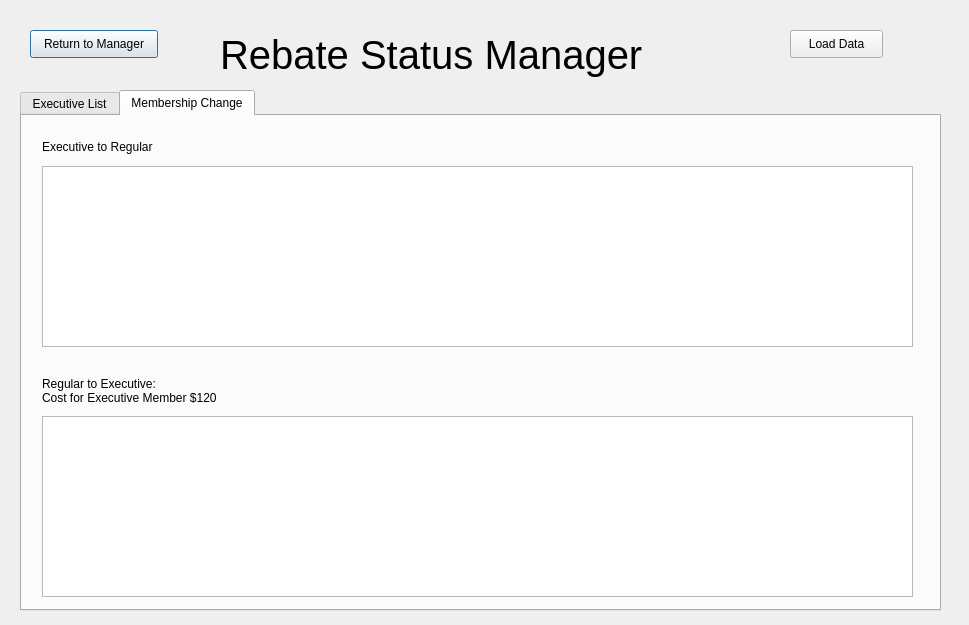
Old version of the form Project2/manager_rebate.ui in the repository tdragon00/CS1C_Project_2.
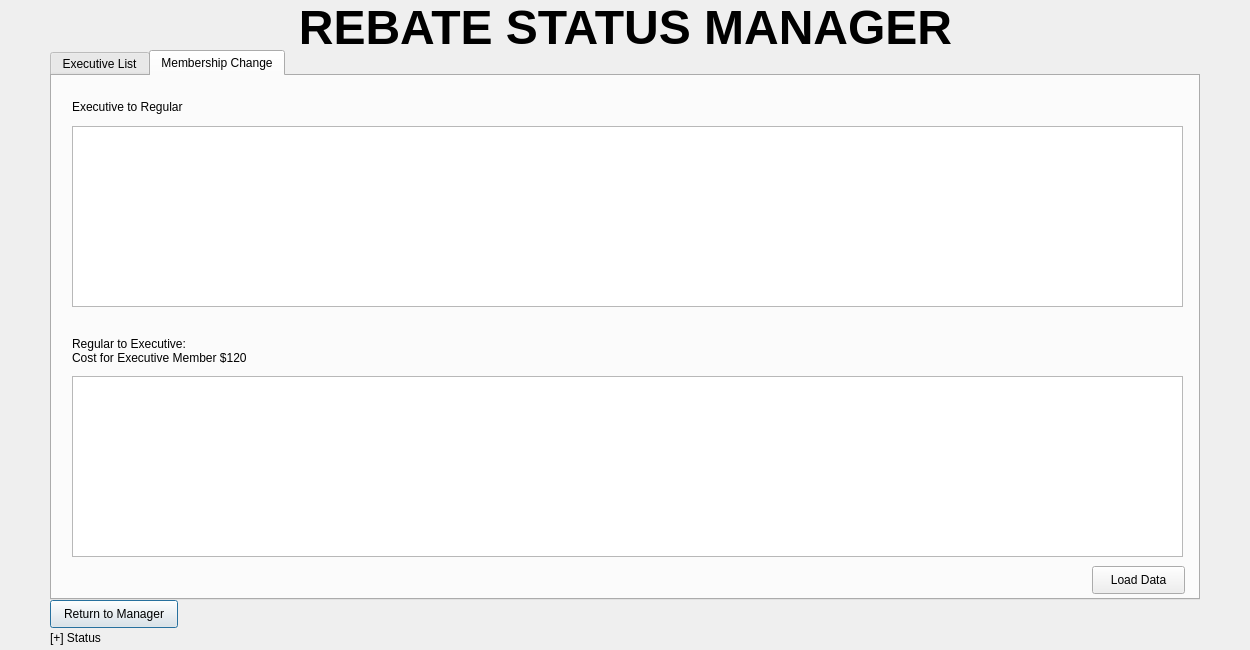
New version of the form.

Patch:
```diff
--- a/Project2/manager_rebate.ui
+++ b/Project2/manager_rebate.ui
@@ -6,8 +6,8 @@
    <rect>
     <x>0</x>
     <y>0</y>
-    <width>969</width>
-    <height>625</height>
+    <width>1250</width>
+    <height>650</height>
    </rect>
   </property>
   <property name="windowTitle">
@@ -16,8 +16,8 @@
   <widget class="QPushButton" name="returnButton">
    <property name="geometry">
     <rect>
-     <x>30</x>
-     <y>30</y>
+     <x>50</x>
+     <y>600</y>
      <width>128</width>
      <height>28</height>
     </rect>
@@ -29,10 +29,10 @@
   <widget class="QTabWidget" name="tabWidget">
    <property name="geometry">
     <rect>
-     <x>20</x>
-     <y>90</y>
-     <width>921</width>
-     <height>521</height>
+     <x>50</x>
+     <y>50</y>
+     <width>1150</width>
+     <height>550</height>
     </rect>
    </property>
    <property name="currentIndex">
@@ -62,7 +62,7 @@
       <rect>
        <x>20</x>
        <y>50</y>
-       <width>871</width>
+       <width>1111</width>
        <height>181</height>
       </rect>
      </property>
@@ -72,7 +72,7 @@
       <rect>
        <x>20</x>
        <y>300</y>
-       <width>871</width>
+       <width>1111</width>
        <height>181</height>
       </rect>
      </property>
@@ -104,13 +104,11 @@
 Cost for Executive Member $120</string>
      </property>
     </widget>
-   </widget>
-  </widget>
   <widget class="QPushButton" name="loadButton">
    <property name="geometry">
     <rect>
-     <x>790</x>
-     <y>30</y>
+       <x>1040</x>
+       <y>490</y>
      <width>93</width>
      <height>28</height>
     </rect>
@@ -119,22 +117,32 @@
     <string>Load Data</string>
    </property>
   </widget>
+   </widget>
+  </widget>
   <widget class="QLabel" name="title">
    <property name="geometry">
     <rect>
-     <x>220</x>
-     <y>30</y>
-     <width>491</width>
-     <height>50</height>
+     <x>0</x>
+     <y>0</y>
+     <width>1251</width>
+     <height>51</height>
     </rect>
    </property>
-   <property name="font">
-    <font>
-     <pointsize>30</pointsize>
-    </font>
+   <property name="text">
+    <string>&lt;html&gt;&lt;head/&gt;&lt;body&gt;&lt;p align=&quot;center&quot;&gt;&lt;span style=&quot; font-size:36pt; font-weight:600;&quot;&gt;REBATE STATUS MANAGER&lt;/span&gt;&lt;/p&gt;&lt;/body&gt;&lt;/html&gt;</string>
    </property>
+  </widget>
+  <widget class="QLabel" name="statusLine">
+   <property name="geometry">
+    <rect>
+     <x>50</x>
+     <y>630</y>
+     <width>141</width>
+     <height>16</height>
+    </rect>
+   </property>
    <property name="text">
-    <string>Rebate Status Manager</string>
+    <string>[+] Status</string>
    </property>
   </widget>
  </widget>
```
Lines whose indentation alone changed are shown as unchanged.
